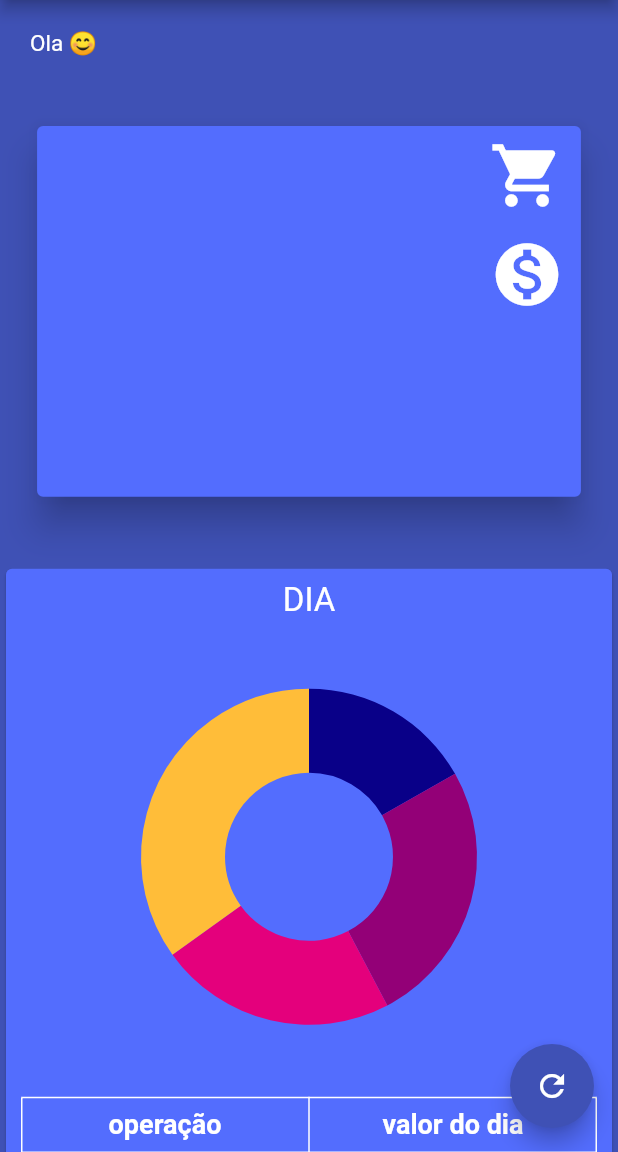
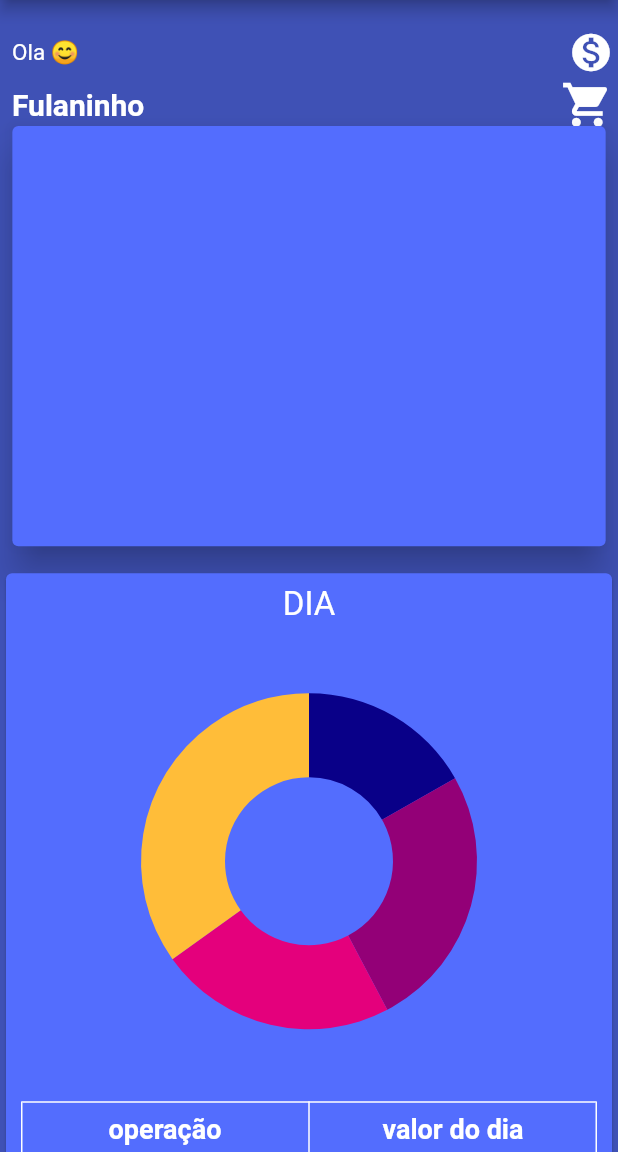
Before and after one commit to 7-ideias/POS-APP, a Flutter app: the PrincipalTela screen opened directly, on a phone screen of 412 x 824 dp, the part 84-1236 px from its top. Run offline on Flutter 3.47's test engine with Material 2 defaults, Android fonts, the phone set to English and light mode, and no system bars; our stand-ins replace curved_navigation_bar, flutter_local_notifications, flutter_slidable, lottie, pdf, share and 2 more; missing offline and left inert: cron, pdf_viewer_plugin; accounts and stored records are empty.

Commit message:
Icones para fora do card

```diff
--- a/lib/screens/002_main/principal_tela.dart
+++ b/lib/screens/002_main/principal_tela.dart
@@ -45,10 +45,10 @@ class _PrincipalTelaState extends State<PrincipalTela>
           Row(
             mainAxisAlignment: MainAxisAlignment.end,
             children: [
-              FloatingActionButton(
-                child: Icon(Icons.refresh),
-                onPressed: () {},
-              ),
+              // FloatingActionButton(
+              //   child: Icon(Icons.refresh),
+              //   onPressed: () {},
+              // ),
             ],
           ),
         ],
@@ -69,29 +69,57 @@ class _PrincipalTelaState extends State<PrincipalTela>
                       SizedBox(height: 20),
                       Column(
                         children: [
+                          SizedBox(width: 20),
                           Row(
-                            mainAxisAlignment: MainAxisAlignment.start,
+                            mainAxisSize: MainAxisSize.max,
+                            mainAxisAlignment: MainAxisAlignment.spaceBetween,
                             children: [
-                              SizedBox(width: 20),
-                              Text('Ola 😊',
+                              Padding(
+                                padding: const EdgeInsets.only(left: 8.0),
+                                child: Text('Ola 😊',
                                     style: TextStyle(
                                         color: AppController.instance.corLetras,
                                         fontSize: 15)),
+                              ),
+                              ShakeIcon(
+                                  icon: Icon(
+                                      color:
+                                      AppController.instance.corLetras,
+                                      size: 30,
+                                      Icons.monetization_on)),
                             ],
                           ),
                           SizedBox(width: 20),
                           Row(
-                            mainAxisAlignment: MainAxisAlignment.start,
+                            mainAxisSize: MainAxisSize.max,
+                            mainAxisAlignment: MainAxisAlignment.spaceBetween,
                             children: [
-                              SizedBox(width: 20),
-                              Text(
+                              Padding(
+                                padding: const EdgeInsets.all(8.0),
+                                child: Text(
                                   VariaveisGlobais
                                           .usuarioDto.objUser?.objPessoa?.nome ??
-                                    '',
+                                      'Fulaninho',
                                   style: TextStyle(
                                     color: AppController.instance.corLetras,
                                     fontWeight: FontWeight.bold,
                                     fontSize: 20,
+                                  ),
+                                ),
+                              ),
+                              Align(
+                                alignment: Alignment.topCenter,
+                                child: GestureDetector(
+                                  onTap: () {
+                                    Navigator.pushNamed(
+                                        context, '/operacoes');
+                                  },
+                                  child: ShakeIcon(
+                                      icon: Icon(
+                                          color: AppController
+                                              .instance.corLetras,
+                                          size: 35,
+                                          Icons.shopping_cart)),
                                 ),
                               ),
                             ],
@@ -107,52 +135,17 @@ class _PrincipalTelaState extends State<PrincipalTela>
             Center(
               child: Column(
                 children: [
-                  SizedBox(
-                    height: 80,
-                  ),
+                  const SizedBox(height: 80,),
                   Card(
                     color: AppController.instance.corTelaAcima,
                     elevation: 10,
                     child: Container(
-                      height: MediaQuery.of(context).size.height * 0.3,
-                      width: MediaQuery.of(context).size.width * 0.88,
+                      padding: EdgeInsets.all(10),
+                      height: MediaQuery.of(context).size.height * 0.34,
+                      width: MediaQuery.of(context).size.width * 0.96,
                       child: Container(
                         child: Column(
                           children: [
-                            Row(
-                              mainAxisAlignment: MainAxisAlignment.end,
-                              children: [
-                                Padding(
-                                  padding: const EdgeInsets.all(8.0),
-                                  child: GestureDetector(
-                                    onTap: () {
-                                      Navigator.pushNamed(
-                                          context, '/operacoes');
-                                    },
-                                    child: ShakeIcon(
-                                        icon: Icon(
-                                            color: AppController
-                                                .instance.corLetras,
-                                            size: 50,
-                                            Icons.shopping_cart)),
-                                  ),
-                                )
-                              ],
-                            ),
-                            Row(
-                              mainAxisAlignment: MainAxisAlignment.end,
-                              children: [
-                                Padding(
-                                  padding: const EdgeInsets.all(8.0),
-                                  child: ShakeIcon(
-                                      icon: Icon(
-                                          color:
-                                              AppController.instance.corLetras,
-                                          size: 50,
-                                          Icons.monetization_on)),
-                                )
-                              ],
-                            ),
                           ],
                         ),
                       ),
@@ -163,8 +156,8 @@ class _PrincipalTelaState extends State<PrincipalTela>
             ),
           ],
         ),
-        SizedBox(height: 20),
-        SizedBox(height: 20),
+
+        SizedBox(height: 10),
         _isExpanded
             ? Container()
             : Card(
--- a/lib/screens/idioma-tela.dart
+++ b/lib/screens/idioma-tela.dart
@@ -9,6 +9,7 @@ import 'dart:convert';
 
 import 'package:shared_preferences/shared_preferences.dart';
 
+import 'home-tela.dart';
 import 'jornada-tela.dart';
 
 class IdiomaTela extends StatefulWidget {
@@ -54,6 +55,9 @@ class _IdiomaTelaState extends State<IdiomaTela> {
               child: GestureDetector(
                 onTap: (){
                   fazerRequisicao('en-us');
+                  Navigator.of(context).pushReplacement(
+                      MaterialPageRoute(builder: (context) => Home())
+                  );
                 },
                 child: SizedBox(
                   height: 100,
```
Lines whose indentation alone changed are shown as unchanged.
